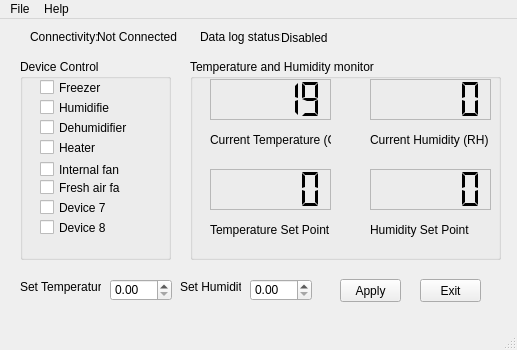
Before: the Qt Designer form Desktop_app/meat_curing_UI.ui in lomassubedi/MeatCuringChamberESP32, drawn with Qt 5.
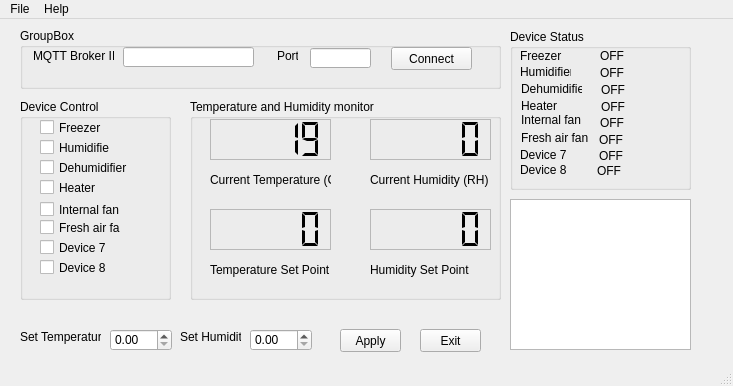
After: the same form once the commit is applied.

Commit message: mqtt callback integration

Diff of the .ui file:
```diff
--- a/Desktop_app/meat_curing_UI.ui
+++ b/Desktop_app/meat_curing_UI.ui
@@ -9,8 +9,8 @@
    <rect>
     <x>0</x>
     <y>0</y>
-    <width>517</width>
-    <height>350</height>
+    <width>733</width>
+    <height>386</height>
    </rect>
   </property>
   <property name="windowTitle">
@@ -33,7 +33,7 @@
     <property name="geometry">
      <rect>
       <x>210</x>
-      <y>150</y>
+      <y>190</y>
       <width>121</width>
       <height>41</height>
      </rect>
@@ -49,7 +49,7 @@
     <property name="geometry">
      <rect>
       <x>370</x>
-      <y>150</y>
+      <y>190</y>
       <width>121</width>
       <height>41</height>
      </rect>
@@ -68,7 +68,7 @@
     <property name="geometry">
      <rect>
       <x>210</x>
-      <y>60</y>
+      <y>100</y>
       <width>121</width>
       <height>41</height>
      </rect>
@@ -136,7 +136,7 @@
     <property name="geometry">
      <rect>
       <x>370</x>
-      <y>60</y>
+      <y>100</y>
       <width>121</width>
       <height>41</height>
      </rect>
@@ -152,7 +152,7 @@
     <property name="geometry">
      <rect>
       <x>210</x>
-      <y>110</y>
+      <y>150</y>
       <width>121</width>
       <height>21</height>
      </rect>
@@ -165,7 +165,7 @@
     <property name="geometry">
      <rect>
       <x>370</x>
-      <y>110</y>
+      <y>150</y>
       <width>121</width>
       <height>21</height>
      </rect>
@@ -178,7 +178,7 @@
     <property name="geometry">
      <rect>
       <x>210</x>
-      <y>200</y>
+      <y>240</y>
       <width>121</width>
       <height>21</height>
      </rect>
@@ -191,7 +191,7 @@
     <property name="geometry">
      <rect>
       <x>370</x>
-      <y>200</y>
+      <y>240</y>
       <width>121</width>
       <height>21</height>
      </rect>
@@ -204,7 +204,7 @@
     <property name="geometry">
      <rect>
       <x>190</x>
-      <y>40</y>
+      <y>80</y>
       <width>311</width>
       <height>201</height>
      </rect>
@@ -254,7 +254,7 @@
     <property name="geometry">
      <rect>
       <x>40</x>
-      <y>60</y>
+      <y>100</y>
       <width>70</width>
       <height>17</height>
      </rect>
@@ -267,7 +267,7 @@
     <property name="geometry">
      <rect>
       <x>40</x>
-      <y>80</y>
+      <y>120</y>
       <width>70</width>
       <height>17</height>
      </rect>
@@ -280,7 +280,7 @@
     <property name="geometry">
      <rect>
       <x>40</x>
-      <y>120</y>
+      <y>160</y>
       <width>81</width>
       <height>17</height>
      </rect>
@@ -293,7 +293,7 @@
     <property name="geometry">
      <rect>
       <x>40</x>
-      <y>140</y>
+      <y>180</y>
       <width>91</width>
       <height>21</height>
      </rect>
@@ -306,7 +306,7 @@
     <property name="geometry">
      <rect>
       <x>40</x>
-      <y>180</y>
+      <y>220</y>
       <width>70</width>
       <height>17</height>
      </rect>
@@ -319,7 +319,7 @@
     <property name="geometry">
      <rect>
       <x>40</x>
-      <y>160</y>
+      <y>200</y>
       <width>81</width>
       <height>17</height>
      </rect>
@@ -332,7 +332,7 @@
     <property name="geometry">
      <rect>
       <x>40</x>
-      <y>200</y>
+      <y>240</y>
       <width>70</width>
       <height>17</height>
      </rect>
@@ -345,7 +345,7 @@
     <property name="geometry">
      <rect>
       <x>20</x>
-      <y>40</y>
+      <y>80</y>
       <width>151</width>
       <height>201</height>
      </rect>
@@ -374,7 +374,7 @@
     <property name="geometry">
      <rect>
       <x>20</x>
-      <y>260</y>
+      <y>310</y>
       <width>81</width>
       <height>16</height>
      </rect>
@@ -387,7 +387,7 @@
     <property name="geometry">
      <rect>
       <x>180</x>
-      <y>260</y>
+      <y>310</y>
       <width>61</width>
       <height>16</height>
      </rect>
@@ -400,7 +400,7 @@
     <property name="geometry">
      <rect>
       <x>340</x>
-      <y>260</y>
+      <y>310</y>
       <width>61</width>
       <height>23</height>
      </rect>
@@ -413,7 +413,7 @@
     <property name="geometry">
      <rect>
       <x>110</x>
-      <y>260</y>
+      <y>310</y>
       <width>62</width>
       <height>22</height>
      </rect>
@@ -426,7 +426,7 @@
     <property name="geometry">
      <rect>
       <x>250</x>
-      <y>260</y>
+      <y>310</y>
       <width>62</width>
       <height>22</height>
      </rect>
@@ -436,7 +436,7 @@
     <property name="geometry">
      <rect>
       <x>420</x>
-      <y>260</y>
+      <y>310</y>
       <width>61</width>
       <height>23</height>
      </rect>
@@ -445,58 +445,326 @@
      <string>Exit</string>
     </property>
    </widget>
-   <widget class="QLabel" name="labelConn">
+   <widget class="QLineEdit" name="lineEditBrokerPort">
     <property name="geometry">
      <rect>
-      <x>30</x>
-      <y>10</y>
-      <width>71</width>
-      <height>16</height>
+      <x>310</x>
+      <y>29</y>
+      <width>61</width>
+      <height>20</height>
      </rect>
     </property>
     <property name="text">
-     <string>Connectivity:</string>
+     <string/>
     </property>
    </widget>
-   <widget class="QLabel" name="labelDataLogStat">
+   <widget class="QLabel" name="labelBrokerPort">
     <property name="geometry">
      <rect>
-      <x>200</x>
-      <y>10</y>
-      <width>81</width>
+      <x>277</x>
+      <y>29</y>
+      <width>21</width>
       <height>16</height>
      </rect>
     </property>
     <property name="text">
-     <string>Data log status:</string>
+     <string>Port</string>
     </property>
    </widget>
-   <widget class="QLabel" name="labelConnVal">
+   <widget class="QLabel" name="labelBrokerIP">
     <property name="geometry">
      <rect>
-      <x>97</x>
-      <y>10</y>
+      <x>33</x>
+      <y>29</y>
       <width>81</width>
       <height>16</height>
      </rect>
     </property>
     <property name="text">
-     <string>Not Connected</string>
+     <string>MQTT Broker IP</string>
     </property>
    </widget>
-   <widget class="QLabel" name="labelDataLogStatVal">
+   <widget class="QLineEdit" name="lineEditBrokerIP">
     <property name="geometry">
      <rect>
-      <x>281</x>
-      <y>12</y>
-      <width>47</width>
-      <height>13</height>
+      <x>123</x>
+      <y>28</y>
+      <width>131</width>
+      <height>20</height>
      </rect>
     </property>
     <property name="text">
-     <string>Disabled</string>
+     <string/>
     </property>
    </widget>
+   <widget class="QPushButton" name="pushButtonConnectBroker">
+    <property name="geometry">
+     <rect>
+      <x>391</x>
+      <y>28</y>
+      <width>81</width>
+      <height>23</height>
+     </rect>
+    </property>
+    <property name="text">
+     <string>Connect</string>
+    </property>
+   </widget>
+   <widget class="QGroupBox" name="groupBoxDeviceStatus">
+    <property name="geometry">
+     <rect>
+      <x>510</x>
+      <y>10</y>
+      <width>181</width>
+      <height>161</height>
+     </rect>
+    </property>
+    <property name="title">
+     <string>Device Status</string>
+    </property>
+    <property name="checkable">
+     <bool>false</bool>
+    </property>
+    <widget class="QLabel" name="labelFreezerStatus">
+     <property name="geometry">
+      <rect>
+       <x>10</x>
+       <y>20</y>
+       <width>47</width>
+       <height>13</height>
+      </rect>
+     </property>
+     <property name="text">
+      <string>Freezer</string>
+     </property>
+    </widget>
+    <widget class="QLabel" name="labelHumidifierStatus">
+     <property name="geometry">
+      <rect>
+       <x>10</x>
+       <y>35</y>
+       <width>51</width>
+       <height>16</height>
+      </rect>
+     </property>
+     <property name="text">
+      <string>Humidifier</string>
+     </property>
+    </widget>
+    <widget class="QLabel" name="labelDehumidifierStatus">
+     <property name="geometry">
+      <rect>
+       <x>11</x>
+       <y>52</y>
+       <width>61</width>
+       <height>16</height>
+      </rect>
+     </property>
+     <property name="text">
+      <string>Dehumidifier</string>
+     </property>
+    </widget>
+    <widget class="QLabel" name="labelInternalFanStatus">
+     <property name="geometry">
+      <rect>
+       <x>11</x>
+       <y>83</y>
+       <width>71</width>
+       <height>16</height>
+      </rect>
+     </property>
+     <property name="text">
+      <string>Internal fan</string>
+     </property>
+    </widget>
+    <widget class="QLabel" name="labelFreshAirFanStatus">
+     <property name="geometry">
+      <rect>
+       <x>11</x>
+       <y>101</y>
+       <width>71</width>
+       <height>16</height>
+      </rect>
+     </property>
+     <property name="text">
+      <string>Fresh air fan</string>
+     </property>
+    </widget>
+    <widget class="QLabel" name="labelHeaterSatus">
+     <property name="geometry">
+      <rect>
+       <x>11</x>
+       <y>70</y>
+       <width>47</width>
+       <height>13</height>
+      </rect>
+     </property>
+     <property name="text">
+      <string>Heater</string>
+     </property>
+    </widget>
+    <widget class="QLabel" name="labelDevice7Status">
+     <property name="geometry">
+      <rect>
+       <x>10</x>
+       <y>118</y>
+       <width>71</width>
+       <height>16</height>
+      </rect>
+     </property>
+     <property name="text">
+      <string>Device 7</string>
+     </property>
+    </widget>
+    <widget class="QLabel" name="labelDevice8Status">
+     <property name="geometry">
+      <rect>
+       <x>10</x>
+       <y>133</y>
+       <width>71</width>
+       <height>16</height>
+      </rect>
+     </property>
+     <property name="text">
+      <string>Device 8</string>
+     </property>
+    </widget>
+    <widget class="QLabel" name="labellabelFreezerStatusValue">
+     <property name="geometry">
+      <rect>
+       <x>90</x>
+       <y>20</y>
+       <width>47</width>
+       <height>13</height>
+      </rect>
+     </property>
+     <property name="text">
+      <string>OFF</string>
+     </property>
+    </widget>
+    <widget class="QLabel" name="labelHumidifierStatusValue">
+     <property name="geometry">
+      <rect>
+       <x>90</x>
+       <y>37</y>
+       <width>47</width>
+       <height>13</height>
+      </rect>
+     </property>
+     <property name="text">
+      <string>OFF</string>
+     </property>
+    </widget>
+    <widget class="QLabel" name="labelDehumidifierStatusValue">
+     <property name="geometry">
+      <rect>
+       <x>91</x>
+       <y>54</y>
+       <width>47</width>
+       <height>13</height>
+      </rect>
+     </property>
+     <property name="text">
+      <string>OFF</string>
+     </property>
+    </widget>
+    <widget class="QLabel" name="labelHeaterSatusValue">
+     <property name="geometry">
+      <rect>
+       <x>91</x>
+       <y>71</y>
+       <width>47</width>
+       <height>13</height>
+      </rect>
+     </property>
+     <property name="text">
+      <string>OFF</string>
+     </property>
+    </widget>
+    <widget class="QLabel" name="labelFreshAirFanStatusValue">
+     <property name="geometry">
+      <rect>
+       <x>89</x>
+       <y>104</y>
+       <width>47</width>
+       <height>13</height>
+      </rect>
+     </property>
+     <property name="text">
+      <string>OFF</string>
+     </property>
+    </widget>
+    <widget class="QLabel" name="labelDevice7StatusValue">
+     <property name="geometry">
+      <rect>
+       <x>89</x>
+       <y>120</y>
+       <width>47</width>
+       <height>13</height>
+      </rect>
+     </property>
+     <property name="text">
+      <string>OFF</string>
+     </property>
+    </widget>
+    <widget class="QLabel" name="labelDevice8StatusValue">
+     <property name="geometry">
+      <rect>
+       <x>87</x>
+       <y>135</y>
+       <width>47</width>
+       <height>13</height>
+      </rect>
+     </property>
+     <property name="text">
+      <string>OFF</string>
+     </property>
+    </widget>
+    <widget class="QLabel" name="labelInternalFanStatusValue">
+     <property name="geometry">
+      <rect>
+       <x>90</x>
+       <y>87</y>
+       <width>47</width>
+       <height>13</height>
+      </rect>
+     </property>
+     <property name="text">
+      <string>OFF</string>
+     </property>
+    </widget>
+   </widget>
+   <widget class="QGroupBox" name="groupBox">
+    <property name="geometry">
+     <rect>
+      <x>20</x>
+      <y>9</y>
+      <width>481</width>
+      <height>61</height>
+     </rect>
+    </property>
+    <property name="title">
+     <string>GroupBox</string>
+    </property>
+   </widget>
+   <widget class="QTextBrowser" name="textBrowserDeviceStatus">
+    <property name="geometry">
+     <rect>
+      <x>510</x>
+      <y>180</y>
+      <width>181</width>
+      <height>151</height>
+     </rect>
+    </property>
+    <property name="html">
+     <string>&lt;!DOCTYPE HTML PUBLIC &quot;-//W3C//DTD HTML 4.0//EN&quot; &quot;http://www.w3.org/TR/REC-html40/strict.dtd&quot;&gt;
+&lt;html&gt;&lt;head&gt;&lt;meta name=&quot;qrichtext&quot; content=&quot;1&quot; /&gt;&lt;style type=&quot;text/css&quot;&gt;
+p, li { white-space: pre-wrap; }
+&lt;/style&gt;&lt;/head&gt;&lt;body style=&quot; font-family:'MS Shell Dlg 2'; font-size:8.25pt; font-weight:400; font-style:normal;&quot;&gt;
+&lt;p style=&quot;-qt-paragraph-type:empty; margin-top:0px; margin-bottom:0px; margin-left:0px; margin-right:0px; -qt-block-indent:0; text-indent:0px;&quot;&gt;&lt;br /&gt;&lt;/p&gt;&lt;/body&gt;&lt;/html&gt;</string>
+    </property>
+   </widget>
+   <zorder>groupBox</zorder>
    <zorder>groupBoxDeviceControl</zorder>
    <zorder>groupBoxTmpHumMonitor</zorder>
    <zorder>lcdNumberSetTmpVal</zorder>
@@ -520,17 +788,20 @@
    <zorder>doubleSpinBoxSetSetPointTmp</zorder>
    <zorder>doubleSpinBoxSetSetPointHum</zorder>
    <zorder>pushButtonExit</zorder>
-   <zorder>labelConn</zorder>
-   <zorder>labelDataLogStat</zorder>
-   <zorder>labelConnVal</zorder>
-   <zorder>labelDataLogStatVal</zorder>
+   <zorder>lineEditBrokerPort</zorder>
+   <zorder>labelBrokerPort</zorder>
+   <zorder>labelBrokerIP</zorder>
+   <zorder>lineEditBrokerIP</zorder>
+   <zorder>pushButtonConnectBroker</zorder>
+   <zorder>groupBoxDeviceStatus</zorder>
+   <zorder>textBrowserDeviceStatus</zorder>
   </widget>
   <widget class="QMenuBar" name="menubar">
    <property name="geometry">
     <rect>
      <x>0</x>
      <y>0</y>
-     <width>517</width>
+     <width>733</width>
      <height>21</height>
     </rect>
    </property>
@@ -538,7 +809,6 @@
     <property name="title">
      <string>File</string>
     </property>
-    <addaction name="actionPref"/>
     <addaction name="actionQuit"/>
    </widget>
    <widget class="QMenu" name="menuHelp">
```
The commit also changes 14 other files.
